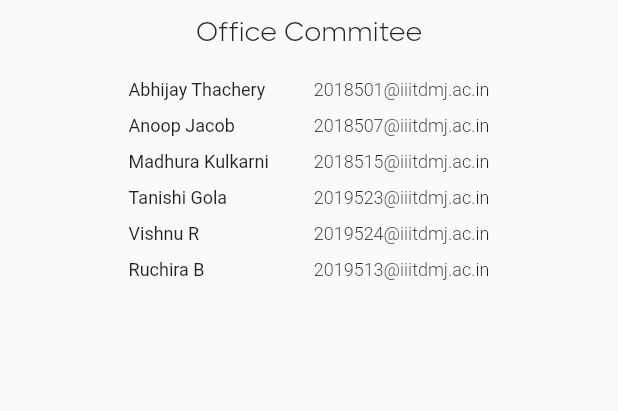
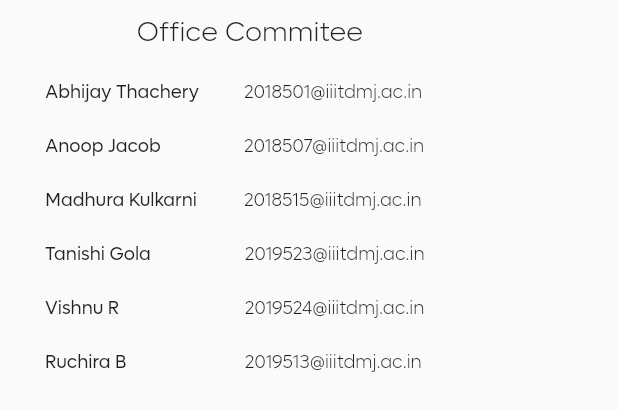
Before and after one commit to Clubs-IIITDMJ/abhivyakti, a Flutter app: the Commitee widget shown alone on an empty page, opened directly, on a phone screen of 412 x 824 dp. Shown: the top 411 px of the screen. Run offline on Flutter 3.47's test engine with Material 2 defaults, Android fonts, the phone set to English and light mode, and no system bars; our stand-ins replace carousel_slider, flutter_svg, responsive_builder; missing offline and left inert: dart:html; network calls fail.

Commit message:
--update: about,gallery,art,team,committee

```diff
--- a/abhivyakti_app/lib/screens/team/team.dart
+++ b/abhivyakti_app/lib/screens/team/team.dart
@@ -1,6 +1,7 @@
 import 'package:abhivyakti_app/core/constants.dart';
 import 'package:abhivyakti_app/core/icons.dart';
-import 'package:abhivyakti_app/core/responsive.dart';
+// import 'package:abhivyakti_app/core/responsive.dart';
+import 'package:abhivyakti_app/core/strings.dart';
 import 'package:flutter/material.dart';
 import 'package:responsive_builder/responsive_builder.dart';
 
@@ -12,47 +13,54 @@
 }
 
 class _TeamState extends State<Team> {
-  int type = 0;
-  double _height = 0,
-      _width = 0,
-      _top = 0,
-      _left = 0,
-      _right = 0,
-      _height1 = 0,
-      _height2 = 0;
   @override
   Widget build(BuildContext context) {
-    return ResponsiveBuilder(builder: (context, size) {
-      if (size.isMobile) {
-        type = 2;
-        _width = 30;
-        _height = 50;
-        _height1 = 20;
-        _height2 = 10;
-        _left = 30;
-        _right = 30;
-        _top = 10;
-      } else if (size.isTablet) {
-        type = 1;
-        _width = 47;
-        _height = 78;
-        _height1 = 40;
-        _height2 = 15;
-        _left = 75;
-        _right = 75;
-        _top = 25;
-      } else {
-        type = 0;
-        _width = 95;
-        _height = 120;
-        _height1 = 100;
-        _height2 = 25;
-        _left = 150;
-        _right = 150;
-        _top = 50;
+    return ScreenTypeLayout.builder(
+      mobile: (context) => content(
+        titleStyle: kTitleMobile,
+        bodyStyle: kBodyMobile,
+        subBodyStyle: kSubBodyMobile,
+        padding: EdgeInsets.only(left: 20, right: 20, top: 10),
+        profilePadding: EdgeInsets.symmetric(horizontal: 30),
+        size: Size(30, 40),
+        profileSize: Size(150, 150),
+        vSpace: 20,
+      ),
+      tablet: (context) => content(
+        titleStyle: kTitleTablet,
+        bodyStyle: kBodyTablet,
+        subBodyStyle: kSubBodyTablet,
+        padding: EdgeInsets.only(left: 50, right: 50, top: 25),
+        profilePadding: EdgeInsets.symmetric(horizontal: 30),
+        size: Size(45, 70),
+        profileSize: Size(150, 150),
+        vSpace: 40,
+      ),
+      desktop: (context) => content(
+        titleStyle: kTitle,
+        bodyStyle: kBody,
+        subBodyStyle: kSubBodyDesktop,
+        padding: EdgeInsets.only(left: 100, right: 100, top: 50),
+        profilePadding: EdgeInsets.only(left: 70),
+        size: Size(95, 120),
+        profileSize: Size(200, 200),
+        vSpace: 60,
+      ),
+    );
   }
-      return Container(
-        padding: EdgeInsets.only(left: _left, right: _right, top: _top),
+
+  Widget content({
+    EdgeInsets? padding,
+    EdgeInsets? profilePadding,
+    Size? size,
+    Size? profileSize,
+    TextStyle? titleStyle,
+    TextStyle? bodyStyle,
+    TextStyle? subBodyStyle,
+    double? vSpace,
+  }) =>
+      Container(
+        padding: padding,
         child: Column(
           mainAxisAlignment: MainAxisAlignment.start,
           crossAxisAlignment: CrossAxisAlignment.center,
@@ -61,8 +69,8 @@
               children: [
                 Spacer(),
                 Container(
-                    height: _height,
-                    width: _width,
+                  height: size!.height,
+                  width: size.width,
                   child: IconsData.teamDoodle,
                 ),
                 SizedBox(width: 20),
@@ -71,43 +79,52 @@
             Column(
               children: [
                 Text(
-                    'THE TEAM',
-                    style: type == 2
-                        ? kTitleMobile
-                        : type == 1
-                            ? kTitleTablet
-                            : kTitle,
+                  kTeamTitle,
+                  style: titleStyle,
                 ),
-                  SizedBox(height: _height2),
+                SizedBox(height: vSpace! / 3),
                 Text(
-                    'This is us.',
-                    style: type == 2
-                        ? kBodyMobile
-                        : type == 1
-                            ? kBodyTablet
-                            : kBody,
+                  kTeamHeading,
+                  style: bodyStyle,
                 ),
               ],
             ),
-              SizedBox(height: _height1),
-              TeamMembers(type: type),
-              SizedBox(height: _height1),
-            ]),
+            SizedBox(height: vSpace),
+            TeamMembers(
+              vSpace: 20,
+              bodystyle: bodyStyle,
+              subBodystyle: subBodyStyle,
+              padding: profilePadding,
+              size: profileSize,
+            ),
+            SizedBox(height: vSpace / 3),
+          ],
+        ),
       );
-    });
-  }
 }
 
 class TeamMembers extends StatelessWidget {
-  final int? type;
-  const TeamMembers({Key? key, this.type}) : super(key: key);
+  final TextStyle? bodystyle;
+  final TextStyle? subBodystyle;
+  final double? vSpace;
+  final Size? size;
+  final EdgeInsets? padding;
+  const TeamMembers({
+    Key? key,
+    this.bodystyle,
+    this.subBodystyle,
+    this.vSpace,
+    this.padding,
+    this.size,
+  }) : super(key: key);
 
   Widget member(String name, String pos, String id, String url) => Column(
         children: [
           Container(
+            margin: padding,
             constraints: BoxConstraints(
-              maxHeight: 200,
-              maxWidth: 200,
+              maxHeight: size!.height,
+              maxWidth: size!.width,
             ),
             decoration: BoxDecoration(
               image: DecorationImage(
@@ -116,31 +133,21 @@
               ),
             ),
           ),
-          SizedBox(height: 20),
-          Text(name, style: kBody),
-          SizedBox(height: 8),
-          Text(pos, style: kSubBody),
-          SizedBox(height: 8),
-          Text(id, style: kSubBody),
+          SizedBox(height: vSpace),
+          Text(name, style: bodystyle),
+          SizedBox(height: vSpace! / 2),
+          Text(pos, style: subBodystyle),
+          SizedBox(height: vSpace! / 2),
+          Text(id, style: subBodystyle),
         ],
       );
 
   @override
   Widget build(BuildContext context) {
-    return type != 2 && displayWidth(context) > 848
-        ? Row(
-            mainAxisAlignment: MainAxisAlignment.spaceEvenly,
-            children: [
-              member('Suchir Sharma', 'Coordinator', '2019522@iiitdmj.ac.in',
-                  'assets/images/coco.png'),
-              member('Dr. Harpreet Singh', 'Faculty in charge', '',
-                  'assets/images/faculty.png'),
-              member('Bhadra Balu,', 'Co-Coordinator', '2019504@iiitdmj.ac.in',
-                  'assets/images/coco1.png'),
-            ],
-          )
-        : Column(
-            mainAxisAlignment: MainAxisAlignment.spaceEvenly,
+    return Wrap(
+      alignment: WrapAlignment.spaceEvenly,
+      crossAxisAlignment: WrapCrossAlignment.center,
+      runAlignment: WrapAlignment.spaceEvenly,
       children: [
         member('Suchir Sharma', 'Coordinator', '2019522@iiitdmj.ac.in',
             'assets/images/coco.png'),
@@ -161,175 +168,137 @@
 }
 
 class _CommiteeState extends State<Commitee> {
-  int type = 0;
-  double _left = 0, _right = 0, _top = 0, _bottom = 0, _width = 0, _height = 0;
+  @override
+  Widget build(BuildContext context) {
+    return ScreenTypeLayout.builder(
+      mobile: (context) {
+        return content(
+          padding: EdgeInsets.only(left: 30, right: 30, top: 10, bottom: 20),
+          headingStyle: kHeadingMobile,
+          bodyStyle: kBodyMobile,
+          space: Size(20, 20),
+        );
+      },
+      tablet: (context) {
+        return content(
+          padding: EdgeInsets.only(left: 60, right: 60, top: 25, bottom: 40),
+          headingStyle: kHeadingTablet,
+          bodyStyle: kBodyTablet,
+          space: Size(25, 25),
+        );
+      },
+      desktop: (context) {
+        return content(
+          padding: EdgeInsets.only(left: 70, right: 70, top: 50, bottom: 80),
+          headingStyle: kHeading,
+          bodyStyle: kBody,
+          space: Size(30, 30),
+        );
+      },
+    );
+  }
 
-  Widget nameText(String name) => Text(
+  Widget nameText(String name, TextStyle style) => Text(
         '$name',
-        style: TextStyle(
-          fontSize: type == 0
-              ? displayWidth(context) < 1008
-                  ? 18
-                  : 22
-              : type == 1
-                  ? displayWidth(context) < 688
-                      ? 12
-                      : 15
-                  : 12,
+        style: style.copyWith(
           fontWeight: FontWeight.w400,
         ),
         maxLines: 1,
         overflow: TextOverflow.ellipsis,
       );
-  Widget idText(String id) => Text(
+  Widget idText(String id, TextStyle style) => Text(
         '$id',
-        style: TextStyle(
-          fontSize: type == 0
-              ? displayWidth(context) < 1008
-                  ? 18
-                  : 22
-              : type == 1
-                  ? displayWidth(context) < 688
-                      ? 12
-                      : 15
-                  : 12,
+        style: style.copyWith(
           fontWeight: FontWeight.w300,
         ),
         maxLines: 1,
         overflow: TextOverflow.ellipsis,
       );
-  @override
-  Widget build(BuildContext context) {
-    return ResponsiveBuilder(
-      builder: (context, size) {
-        if (size.isMobile) {
-          type = 2;
-          _width = 10;
-          _height = 20;
-          _left = 30;
-          _right = 30;
-          _top = 10;
-          _bottom = 20;
-        } else if (size.isTablet) {
-          type = 1;
-          _width = 15;
-          _height = 40;
-          _left = 90;
-          _right = 60;
-          _top = 25;
-          _bottom = 40;
-        } else {
-          type = 0;
-          _width = 25;
-          _height = 100;
-          _left = 100;
-          _right = 80;
-          _top = 50;
-          _bottom = 150;
-        }
-        return Container(
-            padding: EdgeInsets.only(
-                left: _left, right: _right, top: _top, bottom: _bottom),
+  Widget content({
+    EdgeInsets? padding,
+    TextStyle? headingStyle,
+    TextStyle? bodyStyle,
+    Size? space,
+  }) =>
+      Container(
+        padding: padding,
         child: Column(
           children: [
             Text(
               'Office Commitee',
-                  style: type == 0
-                      ? kHeading
-                      : type == 1
-                          ? kHeadingTablet
-                          : kHeadingMobile,
+              style: headingStyle,
             ),
-                SizedBox(height: _height),
-                type != 2 && displayWidth(context) >= 620
-                    ? Row(
+            SizedBox(height: space!.height),
+            Wrap(
+              runSpacing: space.height,
+              alignment: WrapAlignment.spaceEvenly,
+              crossAxisAlignment: WrapCrossAlignment.center,
               children: [
-                          Column(
+                Row(
+                  mainAxisSize: MainAxisSize.min,
+                  children: [
+                    Padding(
+                      padding: EdgeInsets.only(right: space.width / 2),
+                      child: Column(
                         crossAxisAlignment: CrossAxisAlignment.start,
                         children: [
-                              nameText('Abhijay Thachery'),
-                              SizedBox(height: 30),
-                              nameText('Anoop Jacob'),
-                              SizedBox(height: 30),
-                              nameText('Madhura Kulkarni'),
+                          nameText('Abhijay Thachery', bodyStyle!),
+                          SizedBox(height: space.height),
+                          nameText('Anoop Jacob', bodyStyle),
+                          SizedBox(height: space.height),
+                          nameText('Madhura Kulkarni', bodyStyle),
                         ],
                       ),
-                          SizedBox(width: _width),
-                          Column(
+                    ),
+                    Padding(
+                      padding: EdgeInsets.symmetric(horizontal: space.width),
+                      child: Column(
                         crossAxisAlignment: CrossAxisAlignment.start,
                         children: [
-                              idText('2018501@iiitdmj.ac.in'),
-                              SizedBox(height: 30),
-                              idText('2018507@iiitdmj.ac.in'),
-                              SizedBox(height: 30),
-                              idText('2018515@iiitdmj.ac.in'),
+                          idText('2018501@iiitdmj.ac.in', bodyStyle),
+                          SizedBox(height: space.height),
+                          idText('2018507@iiitdmj.ac.in', bodyStyle),
+                          SizedBox(height: space.height),
+                          idText('2018515@iiitdmj.ac.in', bodyStyle),
                         ],
                       ),
-                          Spacer(),
-                          Column(
+                    ),
+                  ],
+                ),
+                Row(
+                  mainAxisSize: MainAxisSize.min,
+                  children: [
+                    Padding(
+                      padding: EdgeInsets.only(right: space.width / 2),
+                      child: Column(
                         crossAxisAlignment: CrossAxisAlignment.start,
                         children: [
-                              nameText('Tanishi Gola'),
-                              SizedBox(height: 30),
-                              nameText('Vishnu R'),
-                              SizedBox(height: 30),
-                              nameText('Ruchira B'),
+                          nameText('Tanishi Gola           ', bodyStyle),
+                          SizedBox(height: space.height),
+                          nameText('Vishnu R', bodyStyle),
+                          SizedBox(height: space.height),
+                          nameText('Ruchira B', bodyStyle),
                         ],
                       ),
-                          SizedBox(width: _width),
-                          Column(
+                    ),
+                    Padding(
+                      padding: EdgeInsets.symmetric(horizontal: space.width),
+                      child: Column(
                         crossAxisAlignment: CrossAxisAlignment.start,
                         children: [
-                              idText('2019523@iiitdmj.ac.in'),
-                              SizedBox(height: 30),
-                              idText('2019524@iiitdmj.ac.in'),
-                              SizedBox(height: 30),
-                              idText('2019513@iiitdmj.ac.in'),
+                          idText('2019523@iiitdmj.ac.in', bodyStyle),
+                          SizedBox(height: space.height),
+                          idText('2019524@iiitdmj.ac.in', bodyStyle),
+                          SizedBox(height: space.height),
+                          idText('2019513@iiitdmj.ac.in', bodyStyle),
                         ],
                       ),
-                        ],
-                      )
-                    : Row(
-                        mainAxisAlignment: MainAxisAlignment.center,
-                        children: [
-                          Column(
-                            crossAxisAlignment: CrossAxisAlignment.start,
-                            children: [
-                              nameText('Abhijay Thachery'),
-                              SizedBox(height: 10),
-                              nameText('Anoop Jacob'),
-                              SizedBox(height: 10),
-                              nameText('Madhura Kulkarni'),
-                              SizedBox(height: 10),
-                              nameText('Tanishi Gola'),
-                              SizedBox(height: 10),
-                              nameText('Vishnu R'),
-                              SizedBox(height: 10),
-                              nameText('Ruchira B'),
-                            ],
                     ),
-                          SizedBox(width: 30),
-                          Column(
-                            crossAxisAlignment: CrossAxisAlignment.start,
-                            children: [
-                              idText('2018501@iiitdmj.ac.in'),
-                              SizedBox(height: 10),
-                              idText('2018507@iiitdmj.ac.in'),
-                              SizedBox(height: 10),
-                              idText('2018515@iiitdmj.ac.in'),
-                              SizedBox(height: 10),
-                              idText('2019523@iiitdmj.ac.in'),
-                              SizedBox(height: 10),
-                              idText('2019524@iiitdmj.ac.in'),
-                              SizedBox(height: 10),
-                              idText('2019513@iiitdmj.ac.in'),
                   ],
                 ),
               ],
             ),
           ],
-            ));
-      },
+        ),
       );
 }
-}
```
Also changed, not shown: abhivyakti_app/lib/core/constants.dart (+11 -1 lines), abhivyakti_app/lib/core/strings.dart (+7 -0 lines), abhivyakti_app/lib/screens/new/news.dart (+7 -30 lines), abhivyakti_app/lib/screens/root.dart (+6 -6 lines), 1 other file. Lines whose indentation alone changed are shown as unchanged.
